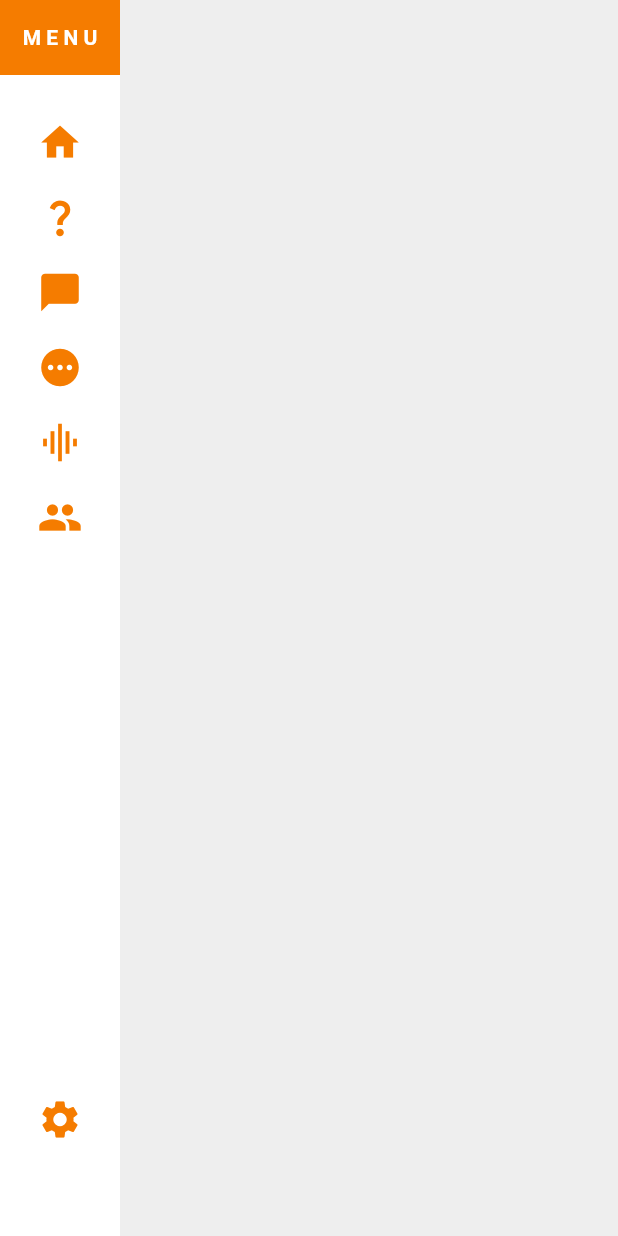
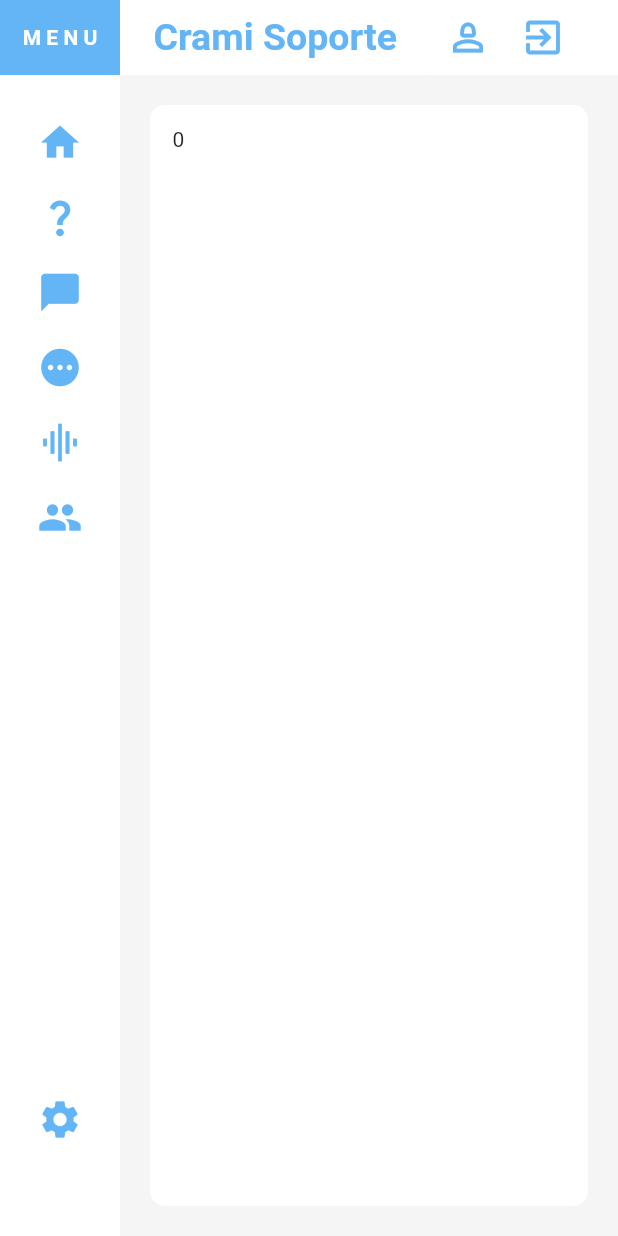
Before and after one commit to Akrata/dashboard, a Flutter app: the DesktopLayout screen opened directly, on a phone screen of 412 x 824 dp. Run offline on Flutter 3.47's test engine with Material 2 defaults, Android fonts, the phone set to English and light mode, and no system bars.

Commit message:
segundo commit

```diff
--- /dev/null
+++ b/lib/pages/home_page.dart
@@ -0,0 +1,23 @@
+import 'package:flutter/material.dart';
+
+class HomePage extends StatelessWidget {
+  final String screenName;
+  const HomePage({Key? key, required this.screenName}) : super(key: key);
+
+  @override
+  Widget build(BuildContext context) {
+    return Container(
+      // color: Colors.red,
+      child: Column(
+        children: [
+          Padding(
+            padding: const EdgeInsets.all(15),
+            child: Row(
+              children: [Text(screenName)],
+            ),
+          )
+        ],
+      ),
+    );
+  }
+}
--- a/lib/responsive/desktop_layout.dart
+++ b/lib/responsive/desktop_layout.dart
@@ -1,3 +1,4 @@
+import 'package:dashboard/widgets/custom_expanded_sizde.dart';
 import 'package:dashboard/widgets/custom_side_menu.dart';
 import 'package:flutter/material.dart';
 
@@ -19,12 +20,7 @@ class _DesktopLayoutState extends State<DesktopLayout> {
           //menu lateral
           CustomSideMenu(pageController: pageController),
           //parte principal
-          Expanded(
-            child: Container(
-              decoration: BoxDecoration(color: Colors.grey[200]),
-              child: Column(),
-            ),
-          )
+          CustomExpandedSide(pageController: pageController),
         ],
       ),
     );
--- a/lib/themes/app_theme.dart
+++ b/lib/themes/app_theme.dart
@@ -1,7 +1,7 @@
 import 'package:flutter/material.dart';
 
 class AppTheme {
-  static Color primary = Colors.orange.shade700;
+  static Color primary = Colors.blue.shade300;
 
   static final ThemeData lightTheme = ThemeData().copyWith(
     useMaterial3: true,
--- /dev/null
+++ b/lib/widgets/custom_expanded_sizde.dart
@@ -0,0 +1,109 @@
+import 'package:dashboard/pages/home_page.dart';
+import 'package:dashboard/themes/app_theme.dart';
+import 'package:dashboard/widgets/widget.dart';
+import 'package:flutter/material.dart';
+
+class CustomExpandedSide extends StatefulWidget {
+  final PageController pageController;
+  const CustomExpandedSide({super.key, required this.pageController});
+
+  @override
+  State<CustomExpandedSide> createState() =>
+      _CustomExpandedSideState(pageController: pageController);
+}
+
+class _CustomExpandedSideState extends State<CustomExpandedSide> {
+  final PageController pageController;
+  int _selectedPage = 0;
+  _CustomExpandedSideState({required this.pageController});
+  @override
+  Widget build(BuildContext context) {
+    Size size = MediaQuery.of(context).size;
+    return Expanded(
+      child: Container(
+        decoration: BoxDecoration(color: Colors.grey[100]),
+        child: Column(
+          children: [
+            //appbar
+            Container(
+              child: Row(
+                children: [
+                  Expanded(
+                    child: Container(
+                      alignment: Alignment.center,
+                      child: Text("Crami Soporte",
+                          style: TextStyle(
+                            fontWeight: FontWeight.bold,
+                            color: AppTheme.primary,
+                            fontSize: 25,
+                          )),
+                      color: Colors.white,
+                      height: 50,
+                    ),
+                  ),
+                  Container(
+                    padding: EdgeInsets.only(right: 25),
+                    color: Colors.white,
+                    child: Row(
+                      children: [
+                        CustomIconMenu(
+                            icon: Icons.person_2_outlined,
+                            onPressed: () {
+                              pageController.animateToPage(7,
+                                  duration: Duration(milliseconds: 500),
+                                  curve: Curves.ease);
+                              setState(() {
+                                _selectedPage = 7;
+                              });
+                            }),
+                        CustomIconMenu(
+                            icon: Icons.exit_to_app,
+                            onPressed: () {
+                              pageController.animateToPage(8,
+                                  duration: Duration(milliseconds: 500),
+                                  curve: Curves.ease);
+                              setState(() {
+                                _selectedPage = 8;
+                              });
+                            })
+                      ],
+                    ),
+                  )
+                ],
+              ),
+            ),
+            Expanded(
+              child: Container(
+                decoration: BoxDecoration(
+                    borderRadius: BorderRadius.circular(10),
+                    color: Colors.white),
+                margin: EdgeInsets.all(20),
+                width: double.infinity,
+                child: PageView(
+                  controller: pageController,
+                  onPageChanged: (value) {
+                    setState(() {
+                      _selectedPage = value;
+                    });
+                  },
+                  children: [
+                    HomePage(screenName: '0'),
+                    HomePage(screenName: '1'),
+                    HomePage(screenName: '2'),
+                    HomePage(screenName: '3'),
+                    HomePage(screenName: '4'),
+                    HomePage(screenName: '5'),
+                    HomePage(screenName: '6'),
+                    HomePage(screenName: '7'),
+                    HomePage(screenName: '8'),
+                  ],
+                ),
+              ),
+            )
+            //contenidod de cada pagina
+          ],
+        ),
+      ),
+    );
+  }
+}
--- a/lib/widgets/widget.dart
+++ b/lib/widgets/widget.dart
@@ -1,2 +1,4 @@
+export 'package:dashboard/widgets/custom_expanded_sizde.dart';
+
 export 'package:dashboard/widgets/custom_icon_menu.dart';
 export 'package:dashboard/widgets/custom_side_menu.dart';
```
Also changed, not shown: lib/widgets/custom_side_menu.dart (+62 -8 lines).
